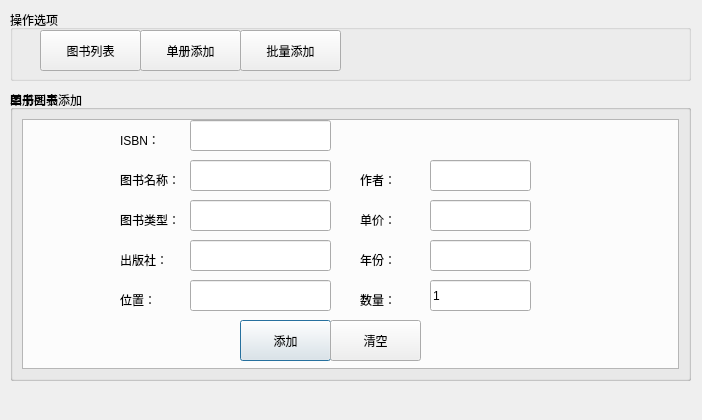
Qt form src/book_manage_dialog.ui (liangzhenduo/Library) before a commit.
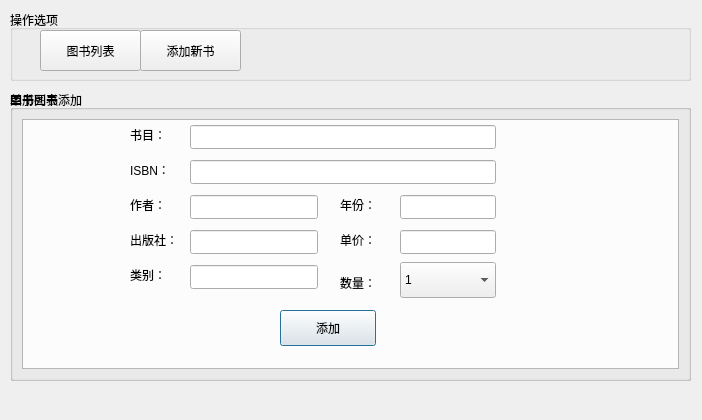
The same form after that commit.

```diff
--- a/src/book_manage_dialog.ui
+++ b/src/book_manage_dialog.ui
@@ -74,32 +74,32 @@
     <property name="geometry">
      <rect>
       <x>180</x>
-      <y>70</y>
-      <width>141</width>
-      <height>31</height>
+      <y>35</y>
+      <width>306</width>
+      <height>24</height>
      </rect>
     </property>
    </widget>
    <widget class="QLabel" name="label">
     <property name="geometry">
      <rect>
-      <x>110</x>
-      <y>80</y>
+      <x>120</x>
+      <y>35</y>
       <width>61</width>
       <height>20</height>
      </rect>
     </property>
     <property name="text">
-     <string>图书名称：</string>
+     <string>书目：</string>
     </property>
    </widget>
    <widget class="QLineEdit" name="single_type">
     <property name="geometry">
      <rect>
       <x>180</x>
-      <y>110</y>
-      <width>141</width>
-      <height>31</height>
+      <y>175</y>
+      <width>128</width>
+      <height>24</height>
      </rect>
     </property>
     <property name="text">
@@ -109,23 +109,23 @@
    <widget class="QLabel" name="label_2">
     <property name="geometry">
      <rect>
-      <x>110</x>
-      <y>120</y>
+      <x>120</x>
+      <y>175</y>
       <width>61</width>
       <height>20</height>
      </rect>
     </property>
     <property name="text">
-     <string>图书类型：</string>
+     <string>类别：</string>
     </property>
    </widget>
    <widget class="QLineEdit" name="single_pub_press">
     <property name="geometry">
      <rect>
       <x>180</x>
-      <y>150</y>
-      <width>141</width>
-      <height>31</height>
+      <y>140</y>
+      <width>128</width>
+      <height>24</height>
      </rect>
     </property>
     <property name="text">
@@ -135,8 +135,8 @@
    <widget class="QLabel" name="label_3">
     <property name="geometry">
      <rect>
-      <x>110</x>
-      <y>160</y>
+      <x>120</x>
+      <y>140</y>
       <width>61</width>
       <height>20</height>
      </rect>
@@ -148,8 +148,8 @@
    <widget class="QLabel" name="label_4">
     <property name="geometry">
      <rect>
-      <x>350</x>
-      <y>160</y>
+      <x>330</x>
+      <y>105</y>
       <width>61</width>
       <height>20</height>
      </rect>
@@ -161,10 +161,10 @@
    <widget class="QLineEdit" name="single_pub_year">
     <property name="geometry">
      <rect>
-      <x>420</x>
-      <y>150</y>
-      <width>101</width>
-      <height>31</height>
+      <x>390</x>
+      <y>105</y>
+      <width>96</width>
+      <height>24</height>
      </rect>
     </property>
     <property name="text">
@@ -174,8 +174,8 @@
    <widget class="QLabel" name="label_5">
     <property name="geometry">
      <rect>
-      <x>350</x>
-      <y>120</y>
+      <x>330</x>
+      <y>140</y>
       <width>61</width>
       <height>20</height>
      </rect>
@@ -187,62 +187,23 @@
    <widget class="QLineEdit" name="single_price">
     <property name="geometry">
      <rect>
-      <x>420</x>
-      <y>110</y>
-      <width>101</width>
-      <height>31</height>
+      <x>390</x>
+      <y>140</y>
+      <width>96</width>
+      <height>24</height>
      </rect>
     </property>
     <property name="text">
      <string/>
     </property>
    </widget>
-   <widget class="QLabel" name="label_6">
-    <property name="geometry">
-     <rect>
-      <x>110</x>
-      <y>200</y>
-      <width>61</width>
-      <height>20</height>
-     </rect>
-    </property>
-    <property name="text">
-     <string>位置：</string>
-    </property>
-   </widget>
-   <widget class="QLineEdit" name="single_location">
-    <property name="geometry">
-     <rect>
-      <x>180</x>
-      <y>190</y>
-      <width>141</width>
-      <height>31</height>
-     </rect>
-    </property>
-    <property name="text">
-     <string/>
-    </property>
-   </widget>
-   <widget class="QLineEdit" name="single_num_total">
-    <property name="geometry">
-     <rect>
-      <x>420</x>
-      <y>190</y>
-      <width>101</width>
-      <height>31</height>
-     </rect>
-    </property>
-    <property name="text">
-     <string>1</string>
-    </property>
-   </widget>
    <widget class="QLabel" name="label_7">
     <property name="geometry">
      <rect>
-      <x>350</x>
-      <y>200</y>
-      <width>61</width>
-      <height>20</height>
+      <x>330</x>
+      <y>175</y>
+      <width>96</width>
+      <height>36</height>
      </rect>
     </property>
     <property name="text">
@@ -252,34 +213,21 @@
    <widget class="QPushButton" name="single_add">
     <property name="geometry">
      <rect>
-      <x>230</x>
-      <y>230</y>
-      <width>91</width>
-      <height>41</height>
+      <x>270</x>
+      <y>220</y>
+      <width>96</width>
+      <height>36</height>
      </rect>
     </property>
     <property name="text">
      <string>添加</string>
     </property>
    </widget>
-   <widget class="QPushButton" name="single_clear">
-    <property name="geometry">
-     <rect>
-      <x>320</x>
-      <y>230</y>
-      <width>91</width>
-      <height>41</height>
-     </rect>
-    </property>
-    <property name="text">
-     <string>清空</string>
-    </property>
-   </widget>
    <widget class="QLabel" name="label_8">
     <property name="geometry">
      <rect>
-      <x>350</x>
-      <y>80</y>
+      <x>120</x>
+      <y>105</y>
       <width>61</width>
       <height>20</height>
      </rect>
@@ -291,10 +239,10 @@
    <widget class="QLineEdit" name="single_author">
     <property name="geometry">
      <rect>
-      <x>420</x>
-      <y>70</y>
-      <width>101</width>
-      <height>31</height>
+      <x>180</x>
+      <y>105</y>
+      <width>128</width>
+      <height>24</height>
      </rect>
     </property>
     <property name="text">
@@ -305,9 +253,9 @@
     <property name="geometry">
      <rect>
       <x>180</x>
-      <y>30</y>
-      <width>141</width>
-      <height>31</height>
+      <y>70</y>
+      <width>306</width>
+      <height>24</height>
      </rect>
     </property>
     <property name="text">
@@ -317,8 +265,8 @@
    <widget class="QLabel" name="label_9">
     <property name="geometry">
      <rect>
-      <x>110</x>
-      <y>40</y>
+      <x>120</x>
+      <y>70</y>
       <width>61</width>
       <height>20</height>
      </rect>
@@ -327,6 +275,66 @@
      <string>ISBN：</string>
     </property>
    </widget>
+   <widget class="QComboBox" name="single_num">
+    <property name="geometry">
+     <rect>
+      <x>390</x>
+      <y>172</y>
+      <width>96</width>
+      <height>36</height>
+     </rect>
+    </property>
+    <item>
+     <property name="text">
+      <string>1</string>
+     </property>
+    </item>
+    <item>
+     <property name="text">
+      <string>2</string>
+     </property>
+    </item>
+    <item>
+     <property name="text">
+      <string>3</string>
+     </property>
+    </item>
+    <item>
+     <property name="text">
+      <string>4</string>
+     </property>
+    </item>
+    <item>
+     <property name="text">
+      <string>5</string>
+     </property>
+    </item>
+    <item>
+     <property name="text">
+      <string>6</string>
+     </property>
+    </item>
+    <item>
+     <property name="text">
+      <string>7</string>
+     </property>
+    </item>
+    <item>
+     <property name="text">
+      <string>8</string>
+     </property>
+    </item>
+    <item>
+     <property name="text">
+      <string>9</string>
+     </property>
+    </item>
+    <item>
+     <property name="text">
+      <string>10</string>
+     </property>
+    </item>
+   </widget>
    <zorder>label</zorder>
    <zorder>single_type</zorder>
    <zorder>label_2</zorder>
@@ -360,19 +368,6 @@
    <property name="title">
     <string>操作选项</string>
    </property>
-   <widget class="QPushButton" name="guide_add_batch">
-    <property name="geometry">
-     <rect>
-      <x>230</x>
-      <y>20</y>
-      <width>101</width>
-      <height>41</height>
-     </rect>
-    </property>
-    <property name="text">
-     <string>批量添加</string>
-    </property>
-   </widget>
    <widget class="QPushButton" name="guide_booklist">
     <property name="geometry">
      <rect>
@@ -396,7 +391,7 @@
      </rect>
     </property>
     <property name="text">
-     <string>单册添加</string>
+     <string>添加新书</string>
     </property>
    </widget>
   </widget>
```
Left out of the diff: 27 changed lines with no effect on the pictures.
